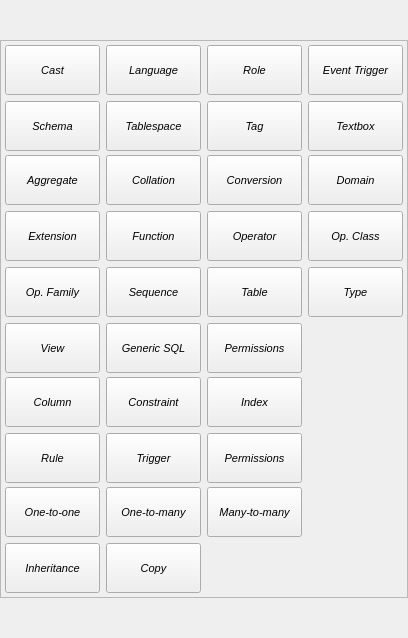
This is libpgmodeler_ui/ui/newobjectoverlaywidget.ui in pgmodeler/pgmodeler as Qt 5 draws it before an edit. The edited form follows.
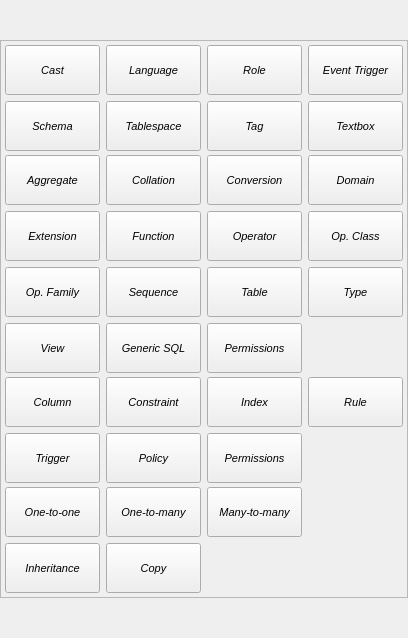
This is the edited form. Icons and pictures are not drawn.

Patch:
```diff
--- a/libpgmodeler_ui/ui/newobjectoverlaywidget.ui
+++ b/libpgmodeler_ui/ui/newobjectoverlaywidget.ui
@@ -1351,51 +1351,7 @@
            </property>
           </widget>
          </item>
-         <item row="1" column="4">
-          <widget class="QToolButton" name="trigger_tb">
-           <property name="sizePolicy">
-            <sizepolicy hsizetype="Preferred" vsizetype="Fixed">
-             <horstretch>0</horstretch>
-             <verstretch>0</verstretch>
-            </sizepolicy>
-           </property>
-           <property name="minimumSize">
-            <size>
-             <width>95</width>
-             <height>50</height>
-            </size>
-           </property>
-           <property name="font">
-            <font>
-             <weight>50</weight>
-             <bold>false</bold>
-            </font>
-           </property>
-           <property name="focusPolicy">
-            <enum>Qt::NoFocus</enum>
-           </property>
-           <property name="text">
-            <string>Trigger</string>
-           </property>
-           <property name="icon">
-            <iconset resource="../res/resources.qrc">
-             <normaloff>:/icones/icones/trigger.png</normaloff>:/icones/icones/trigger.png</iconset>
-           </property>
-           <property name="iconSize">
-            <size>
-             <width>32</width>
-             <height>32</height>
-            </size>
-           </property>
-           <property name="popupMode">
-            <enum>QToolButton::InstantPopup</enum>
-           </property>
-           <property name="toolButtonStyle">
-            <enum>Qt::ToolButtonTextUnderIcon</enum>
-           </property>
-          </widget>
-         </item>
-         <item row="1" column="2">
+         <item row="0" column="9">
           <widget class="QToolButton" name="rule_tb">
            <property name="sizePolicy">
             <sizepolicy hsizetype="Preferred" vsizetype="Fixed">
@@ -1439,6 +1395,94 @@
            </property>
           </widget>
          </item>
+         <item row="1" column="2">
+          <widget class="QToolButton" name="trigger_tb">
+           <property name="sizePolicy">
+            <sizepolicy hsizetype="Preferred" vsizetype="Fixed">
+             <horstretch>0</horstretch>
+             <verstretch>0</verstretch>
+            </sizepolicy>
+           </property>
+           <property name="minimumSize">
+            <size>
+             <width>95</width>
+             <height>50</height>
+            </size>
+           </property>
+           <property name="font">
+            <font>
+             <weight>50</weight>
+             <bold>false</bold>
+            </font>
+           </property>
+           <property name="focusPolicy">
+            <enum>Qt::NoFocus</enum>
+           </property>
+           <property name="text">
+            <string>Trigger</string>
+           </property>
+           <property name="icon">
+            <iconset resource="../res/resources.qrc">
+             <normaloff>:/icones/icones/trigger.png</normaloff>:/icones/icones/trigger.png</iconset>
+           </property>
+           <property name="iconSize">
+            <size>
+             <width>32</width>
+             <height>32</height>
+            </size>
+           </property>
+           <property name="popupMode">
+            <enum>QToolButton::InstantPopup</enum>
+           </property>
+           <property name="toolButtonStyle">
+            <enum>Qt::ToolButtonTextUnderIcon</enum>
+           </property>
+          </widget>
+         </item>
+         <item row="1" column="4">
+          <widget class="QToolButton" name="policy_tb">
+           <property name="sizePolicy">
+            <sizepolicy hsizetype="Preferred" vsizetype="Fixed">
+             <horstretch>0</horstretch>
+             <verstretch>0</verstretch>
+            </sizepolicy>
+           </property>
+           <property name="minimumSize">
+            <size>
+             <width>95</width>
+             <height>50</height>
+            </size>
+           </property>
+           <property name="font">
+            <font>
+             <weight>50</weight>
+             <bold>false</bold>
+            </font>
+           </property>
+           <property name="focusPolicy">
+            <enum>Qt::NoFocus</enum>
+           </property>
+           <property name="text">
+            <string>Policy</string>
+           </property>
+           <property name="icon">
+            <iconset resource="../res/resources.qrc">
+             <normaloff>:/icones/icones/policy.png</normaloff>:/icones/icones/policy.png</iconset>
+           </property>
+           <property name="iconSize">
+            <size>
+             <width>32</width>
+             <height>32</height>
+            </size>
+           </property>
+           <property name="popupMode">
+            <enum>QToolButton::InstantPopup</enum>
+           </property>
+           <property name="toolButtonStyle">
+            <enum>Qt::ToolButtonTextUnderIcon</enum>
+           </property>
+          </widget>
+         </item>
         </layout>
        </widget>
       </item>
```
